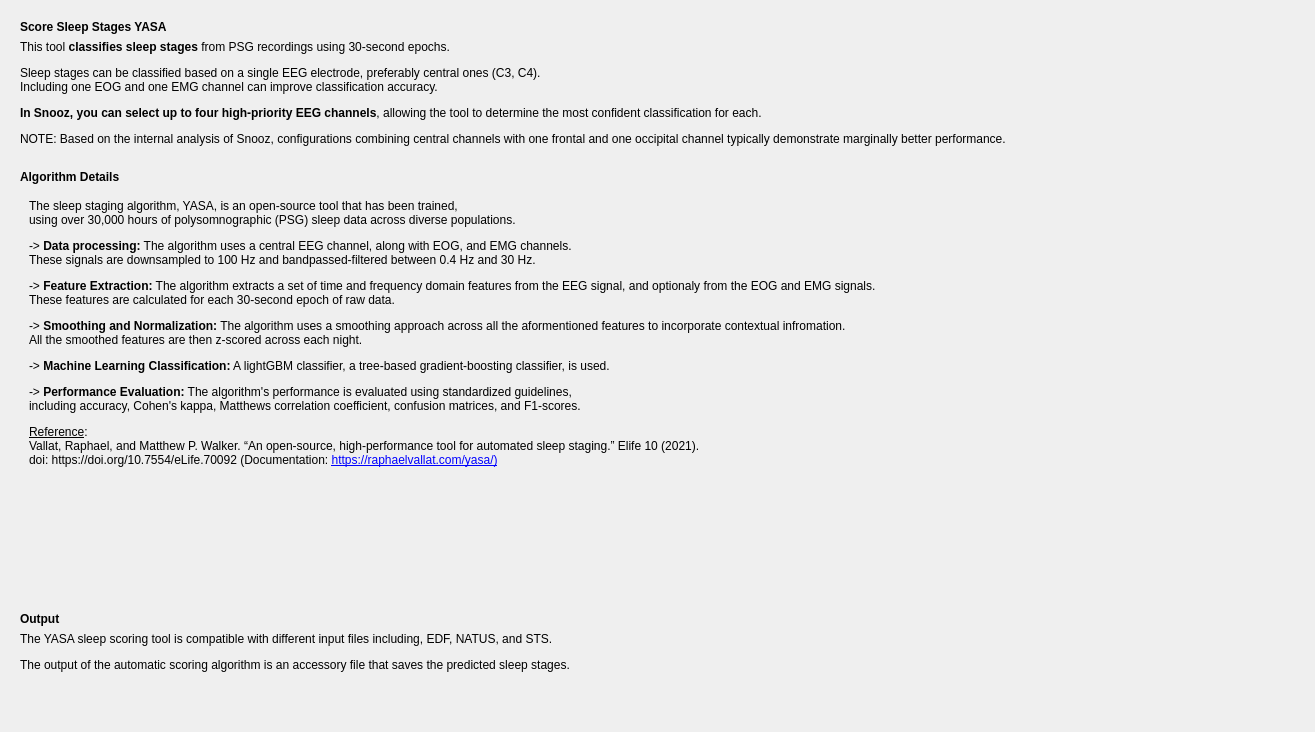
Old version of the form tools/CEAMSTools/ScoreSleepStagesYASA/AlgoIntroStep/Ui_AlgoIntroStep.ui in the repository SnoozToolbox/snooz-package-ceams.
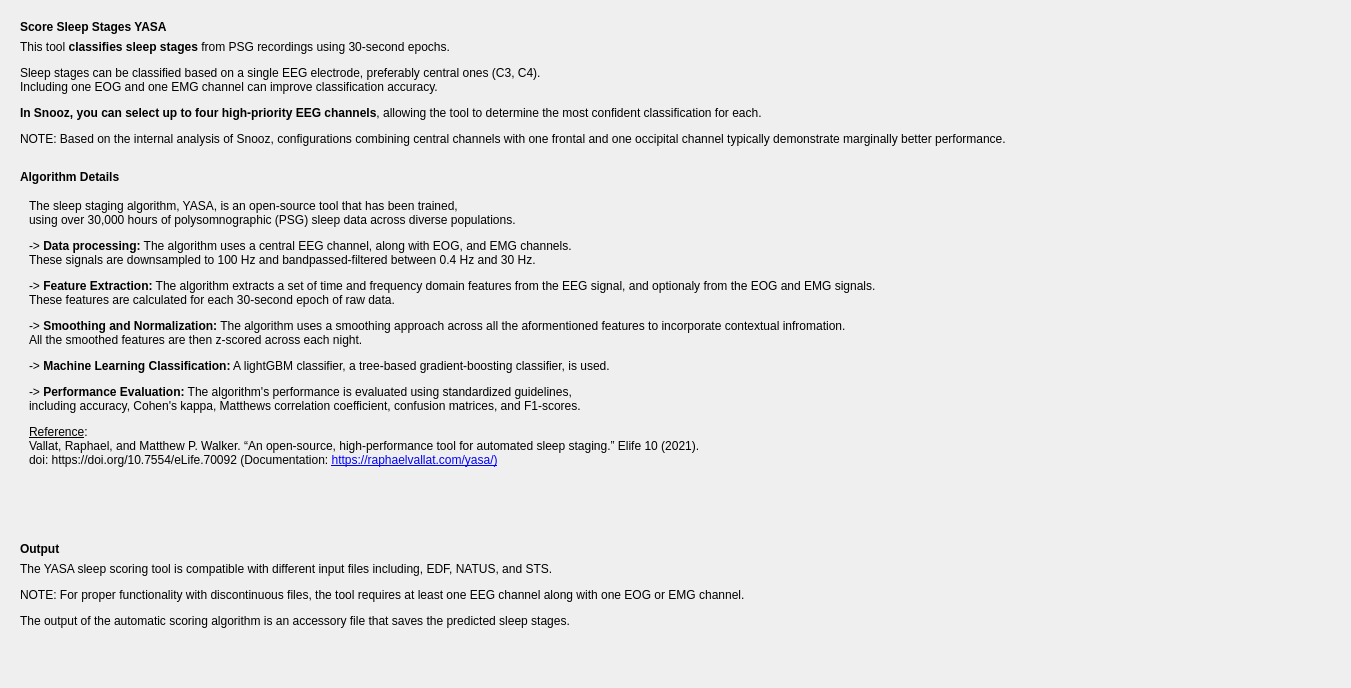
New version of the form.

Commit message: ScoreSleepStagesYASA tool and module modified to be compatible with channel and alias selection warnings. Also, the confusion matrix report updated.

```diff
--- a/tools/CEAMSTools/ScoreSleepStagesYASA/AlgoIntroStep/Ui_AlgoIntroStep.ui
+++ b/tools/CEAMSTools/ScoreSleepStagesYASA/AlgoIntroStep/Ui_AlgoIntroStep.ui
@@ -6,8 +6,8 @@
    <rect>
     <x>0</x>
     <y>0</y>
-    <width>1315</width>
-    <height>732</height>
+    <width>1351</width>
+    <height>688</height>
    </rect>
   </property>
   <property name="windowTitle">
@@ -130,7 +130,7 @@
               <rect>
                <x>0</x>
                <y>0</y>
-               <width>1265</width>
+               <width>1301</width>
                <height>390</height>
               </rect>
              </property>
@@ -207,7 +207,7 @@
              <string notr="true"/>
             </property>
             <property name="text">
-             <string>&lt;html&gt;&lt;head/&gt;&lt;body&gt;&lt;p&gt;The YASA sleep scoring tool is compatible with different input files including, EDF, NATUS, and STS. &lt;/p&gt;&lt;p&gt;The output of the automatic scoring algorithm is an accessory file that saves the predicted sleep stages.&lt;/p&gt;&lt;/body&gt;&lt;/html&gt;</string>
+             <string>&lt;html&gt;&lt;head/&gt;&lt;body&gt;&lt;p&gt;The YASA sleep scoring tool is compatible with different input files including, EDF, NATUS, and STS.&lt;/p&gt;&lt;p&gt;NOTE: For proper functionality with discontinuous files, the tool requires at least one EEG channel along with one EOG or EMG channel.&lt;/p&gt;&lt;p&gt;The output of the automatic scoring algorithm is an accessory file that saves the predicted sleep stages.&lt;/p&gt;&lt;/body&gt;&lt;/html&gt;</string>
             </property>
             <property name="alignment">
              <set>Qt::AlignmentFlag::AlignLeading|Qt::AlignmentFlag::AlignLeft|Qt::AlignmentFlag::AlignTop</set>
```
The commit also changes 5 other files.
